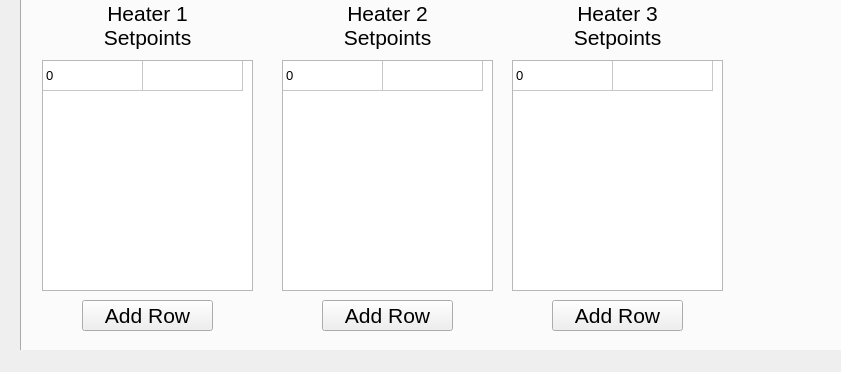
The window that Python/gui/breweryGUI.ui (elhombrefiero/CCBC) describes before a commit, drawn with Qt 5; both pictures show x 0 to 841 and y 407 to 779 of the 1030 by 779 pixel window.
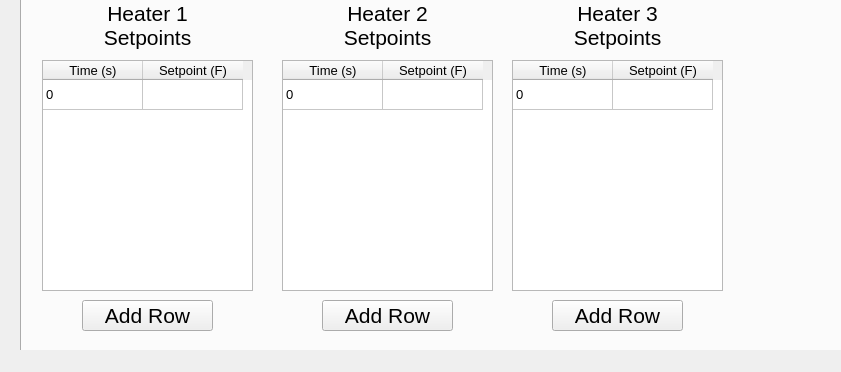
The same window after the commit. The open tabs and pages were chosen to show the change.

Commit message: .ui file coming along for the ride.

What changed in the file:
```diff
--- a/Python/gui/breweryGUI.ui
+++ b/Python/gui/breweryGUI.ui
@@ -132,7 +132,7 @@
        <enum>Qt::SolidLine</enum>
       </property>
       <attribute name="horizontalHeaderVisible">
-       <bool>false</bool>
+       <bool>true</bool>
       </attribute>
       <attribute name="verticalHeaderVisible">
        <bool>false</bool>
@@ -255,7 +255,7 @@
        <enum>Qt::SolidLine</enum>
       </property>
       <attribute name="horizontalHeaderVisible">
-       <bool>false</bool>
+       <bool>true</bool>
       </attribute>
       <attribute name="verticalHeaderVisible">
        <bool>false</bool>
@@ -330,7 +330,7 @@
        <enum>Qt::SolidLine</enum>
       </property>
       <attribute name="horizontalHeaderVisible">
-       <bool>false</bool>
+       <bool>true</bool>
       </attribute>
       <attribute name="verticalHeaderVisible">
        <bool>false</bool>
```
Left out of the diff: 2 changed lines with no effect on the pictures. The commit also changes 1 other file.
